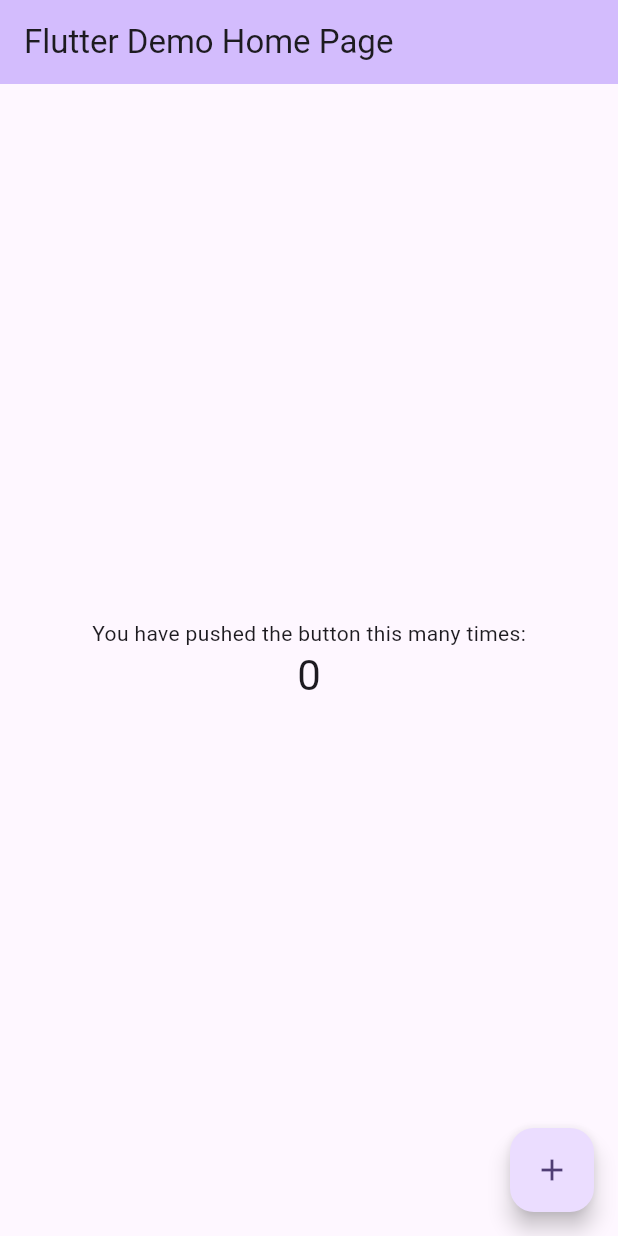
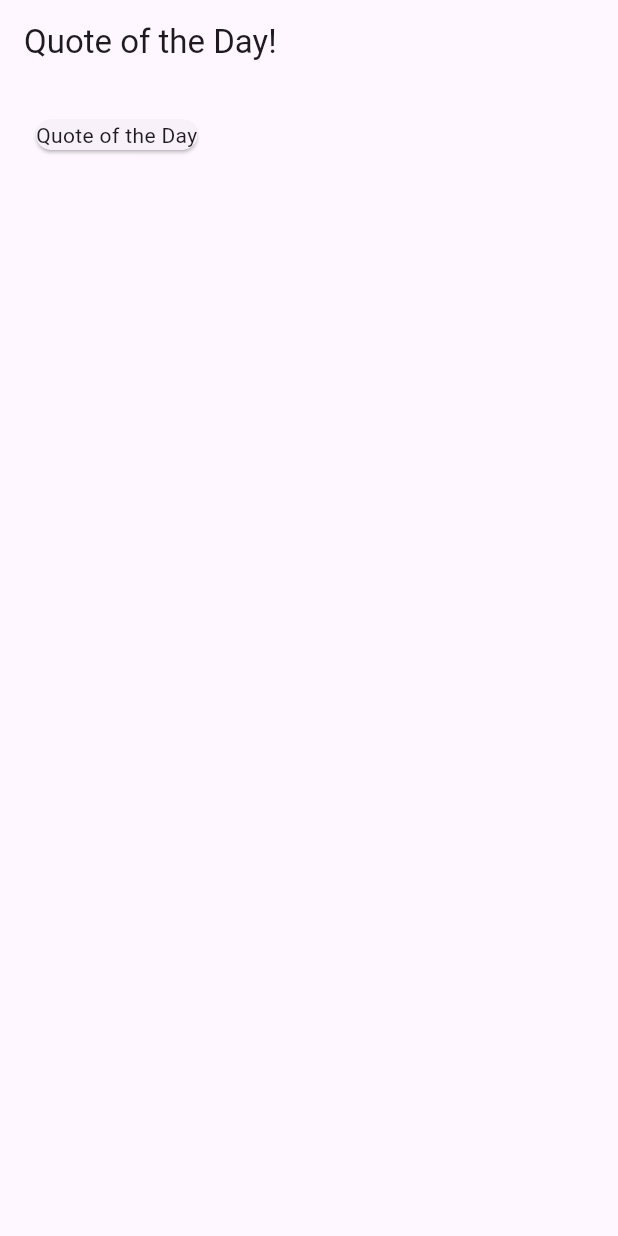
Before and after one commit to kiran11621/learn-flutter, a Flutter app: the screen it shows after launch, on a phone screen of 412 x 824 dp. Run offline on Flutter 3.47's test engine with Material 3 defaults, Android fonts, the phone set to English and light mode, and no system bars.

Commit message:
quote app with provider

```diff
--- a/learn_flutter/flutter_provider/flutter_provider/lib/main.dart
+++ b/learn_flutter/flutter_provider/flutter_provider/lib/main.dart
@@ -1,4 +1,7 @@
 import 'package:flutter/material.dart';
+import 'package:flutter_provider/quote.dart';
+import 'package:flutter_provider/quote_provider.dart';
+import 'package:provider/provider.dart';
 
 void main() {
   runApp(const MyApp());
@@ -7,119 +10,22 @@ void main() {
 class MyApp extends StatelessWidget {
   const MyApp({super.key});
 
-  // This widget is the root of your application.
   @override
   Widget build(BuildContext context) {
-    return MaterialApp(
-      title: 'Flutter Demo',
-      theme: ThemeData(
-        // This is the theme of your application.
-        //
-        // TRY THIS: Try running your application with "flutter run". You'll see
-        // the application has a purple toolbar. Then, without quitting the app,
-        // try changing the seedColor in the colorScheme below to Colors.green
-        // and then invoke "hot reload" (save your changes or press the "hot
-        // reload" button in a Flutter-supported IDE, or press "r" if you used
-        // the command line to start the app).
-        //
-        // Notice that the counter didn't reset back to zero; the application
-        // state is not lost during the reload. To reset the state, use hot
-        // restart instead.
-        //
-        // This works for code too, not just values: Most code changes can be
-        // tested with just a hot reload.
-        colorScheme: ColorScheme.fromSeed(seedColor: Colors.deepPurple),
-        useMaterial3: true,
+    return MultiProvider(
+      providers: [
+        ChangeNotifierProvider<QuotesProvider>(
+          create: (_) => QuotesProvider(),
+        )
+      ],
+      child: MaterialApp(
+        title: 'Flutter Demo',
+        theme: ThemeData(
+          colorScheme: ColorScheme.fromSeed(seedColor: Colors.deepPurple),
+          useMaterial3: true,
+        ),
+        home: const QuoteScreen(),
       ),
-      home: const MyHomePage(title: 'Flutter Demo Home Page'),
     );
   }
 }
-
-class MyHomePage extends StatefulWidget {
-  const MyHomePage({super.key, required this.title});
-
-  // This widget is the home page of your application. It is stateful, meaning
-  // that it has a State object (defined below) that contains fields that affect
-  // how it looks.
-
-  // This class is the configuration for the state. It holds the values (in this
-  // case the title) provided by the parent (in this case the App widget) and
-  // used by the build method of the State. Fields in a Widget subclass are
-  // always marked "final".
-
-  final String title;
-
-  @override
-  State<MyHomePage> createState() => _MyHomePageState();
-}
-
-class _MyHomePageState extends State<MyHomePage> {
-  int _counter = 0;
-
-  void _incrementCounter() {
-    setState(() {
-      // This call to setState tells the Flutter framework that something has
-      // changed in this State, which causes it to rerun the build method below
-      // so that the display can reflect the updated values. If we changed
-      // _counter without calling setState(), then the build method would not be
-      // called again, and so nothing would appear to happen.
-      _counter++;
-    });
-  }
-
-  @override
-  Widget build(BuildContext context) {
-    // This method is rerun every time setState is called, for instance as done
-    // by the _incrementCounter method above.
-    //
-    // The Flutter framework has been optimized to make rerunning build methods
-    // fast, so that you can just rebuild anything that needs updating rather
-    // than having to individually change instances of widgets.
-    return Scaffold(
-      appBar: AppBar(
-        // TRY THIS: Try changing the color here to a specific color (to
-        // Colors.amber, perhaps?) and trigger a hot reload to see the AppBar
-        // change color while the other colors stay the same.
-        backgroundColor: Theme.of(context).colorScheme.inversePrimary,
-        // Here we take the value from the MyHomePage object that was created by
-        // the App.build method, and use it to set our appbar title.
-        title: Text(widget.title),
-      ),
-      body: Center(
-        // Center is a layout widget. It takes a single child and positions it
-        // in the middle of the parent.
-        child: Column(
-          // Column is also a layout widget. It takes a list of children and
-          // arranges them vertically. By default, it sizes itself to fit its
-          // children horizontally, and tries to be as tall as its parent.
-          //
-          // Column has various properties to control how it sizes itself and
-          // how it positions its children. Here we use mainAxisAlignment to
-          // center the children vertically; the main axis here is the vertical
-          // axis because Columns are vertical (the cross axis would be
-          // horizontal).
-          //
-          // TRY THIS: Invoke "debug painting" (choose the "Toggle Debug Paint"
-          // action in the IDE, or press "p" in the console), to see the
-          // wireframe for each widget.
-          mainAxisAlignment: MainAxisAlignment.center,
-          children: <Widget>[
-            const Text(
-              'You have pushed the button this many times:',
-            ),
-            Text(
-              '$_counter',
-              style: Theme.of(context).textTheme.headlineMedium,
-            ),
-          ],
-        ),
-      ),
-      floatingActionButton: FloatingActionButton(
-        onPressed: _incrementCounter,
-        tooltip: 'Increment',
-        child: const Icon(Icons.add),
-      ), // This trailing comma makes auto-formatting nicer for build methods.
-    );
-  }
-}
--- /dev/null
+++ b/learn_flutter/flutter_provider/flutter_provider/lib/quote.dart
@@ -0,0 +1,25 @@
+import 'package:flutter/material.dart';
+
+class QuoteScreen extends StatefulWidget {
+  const QuoteScreen({super.key});
+
+  @override
+  State<QuoteScreen> createState() => _QuoteScreenState();
+}
+
+class _QuoteScreenState extends State<QuoteScreen> {
+  @override
+  Widget build(BuildContext context) {
+    return Scaffold(
+      appBar: AppBar(
+        title: const Text('Quote of the Day!'),
+      ),
+      body: Padding(
+        padding: const EdgeInsets.all(20),
+        child: Card(
+          child: Text('Quote of the Day'),
+        ),
+      ),
+    );
+  }
+}
--- /dev/null
+++ b/learn_flutter/flutter_provider/flutter_provider/lib/quote_model.dart
@@ -0,0 +1,35 @@
+// To parse this JSON data, do
+//
+//     final quote = quoteFromJson(jsonString);
+
+import 'dart:convert';
+
+List<Quote> quoteFromJson(String str) =>
+    List<Quote>.from(json.decode(str).map((x) => Quote.fromJson(x)));
+
+String quoteToJson(List<Quote> data) =>
+    json.encode(List<dynamic>.from(data.map((x) => x.toJson())));
+
+class Quote {
+  String? q;
+  String? a;
+  String? h;
+
+  Quote({
+    this.q,
+    this.a,
+    this.h,
+  });
+
+  factory Quote.fromJson(Map<String, dynamic> json) => Quote(
+        q: json["q"],
+        a: json["a"],
+        h: json["h"],
+      );
+
+  Map<String, dynamic> toJson() => {
+        "q": q,
+        "a": a,
+        "h": h,
+      };
+}
--- /dev/null
+++ b/learn_flutter/flutter_provider/flutter_provider/lib/quote_provider.dart
@@ -0,0 +1,20 @@
+import 'package:flutter/material.dart';
+import 'package:flutter_provider/quote_model.dart';
+import 'package:http/http.dart' as http;
+
+class QuotesProvider extends ChangeNotifier {
+  List<Quote>? quote;
+
+  Future<void> fetchQuote() async {
+    final response =
+        await http.get(Uri.parse('https://zenquotes.io/api/random'));
+
+    if (response.statusCode == 200) {
+      quote = quoteFromJson(response.body);
+    } else {
+      throw Exception("Something went wrong...");
+    }
+
+    notifyListeners();
+  }
+}
--- a/learn_flutter/flutter_provider/flutter_provider/pubspec.yaml
+++ b/learn_flutter/flutter_provider/flutter_provider/pubspec.yaml
@@ -35,6 +35,8 @@ dependencies:
   # The following adds the Cupertino Icons font to your application.
   # Use with the CupertinoIcons class for iOS style icons.
   cupertino_icons: ^1.0.8
+  provider: ^6.1.2
+  http: ^1.2.2
 
 dev_dependencies:
   flutter_test:
```
Also changed, not shown: learn_flutter/flutter_provider/flutter_provider/pubspec.lock.
